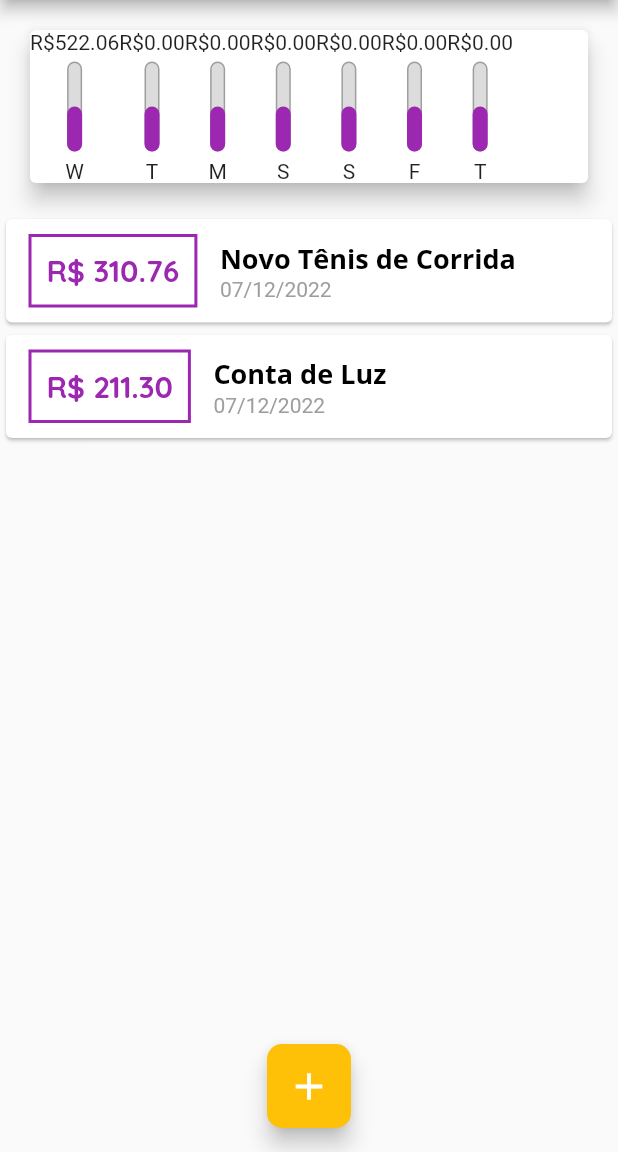
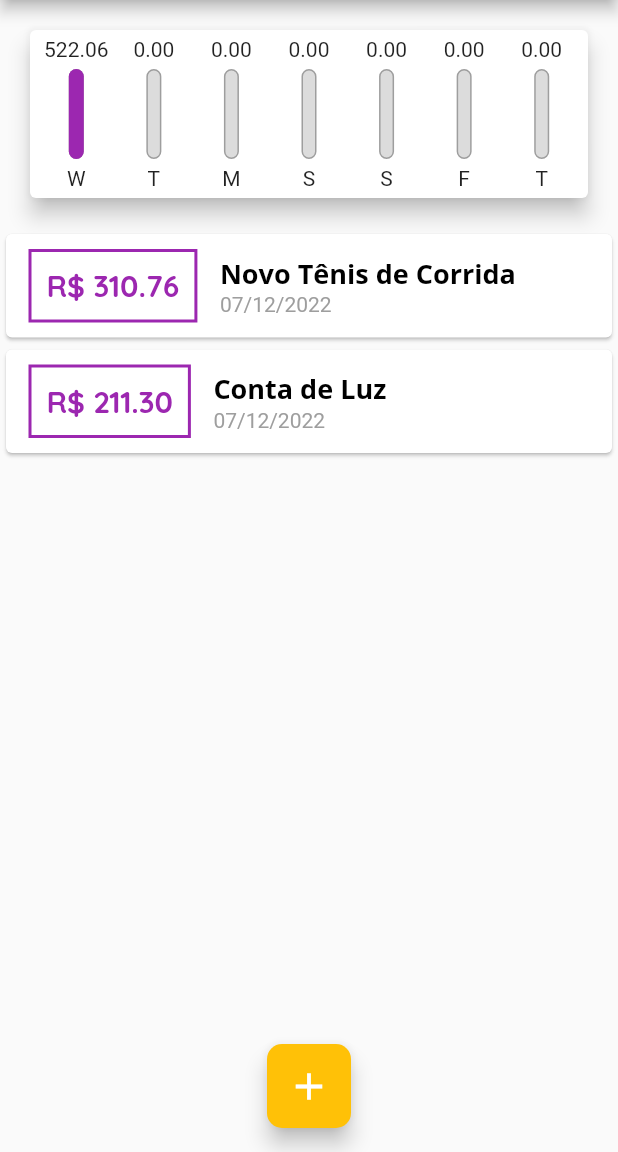
Before and after one commit to brunodeev/expenses_app, a Flutter app: the screen it shows after launch, on a phone screen of 412 x 824 dp, the part 84-1236 px from its top. Run offline on Flutter 3.47's test engine with Material 2 defaults, Android fonts, the phone set to English and light mode, and no system bars.

Commit message:
adicionando o percentual do chart

```diff
--- a/lib/components/chart.dart
+++ b/lib/components/chart.dart
@@ -33,20 +33,32 @@
     });
   }
 
+  double get _weekTotalValue {
+    return groupedTransactions.fold(0.0, (sum, tr) {
+      return sum + tr['value'];
+    });
+  }
+
   @override
   Widget build(BuildContext context) {
-    groupedTransactions;
     return Card(
       margin: const EdgeInsets.all(20),
       elevation: 6,
+      child: Padding(
+        padding: const EdgeInsets.all(5),
         child: Row(
+          mainAxisAlignment: MainAxisAlignment.spaceAround,
           children: groupedTransactions.map((tr) {
-          return ChartBar(
+            return Flexible(
+              fit: FlexFit.tight,
+              child: ChartBar(
                 label: tr['day'],
                 value: tr['value'],
-            percentage: 0.5,
+                percentage: (tr['value'] as double) / _weekTotalValue,
+              ),
             );
           }).toList(),
+        ),
       ),
     );
   }
--- a/lib/components/chart_bar.dart
+++ b/lib/components/chart_bar.dart
@@ -16,7 +16,9 @@
   Widget build(BuildContext context) {
     return Column(
       children: [
-        Text('R\$${value.toStringAsFixed(2)}'),
+        FittedBox(
+          child: Text('${value.toStringAsFixed(2)}'),
+        ),
         const SizedBox(height: 5),
         SizedBox(
           height: 60,
```
Lines whose indentation alone changed are shown as unchanged.
